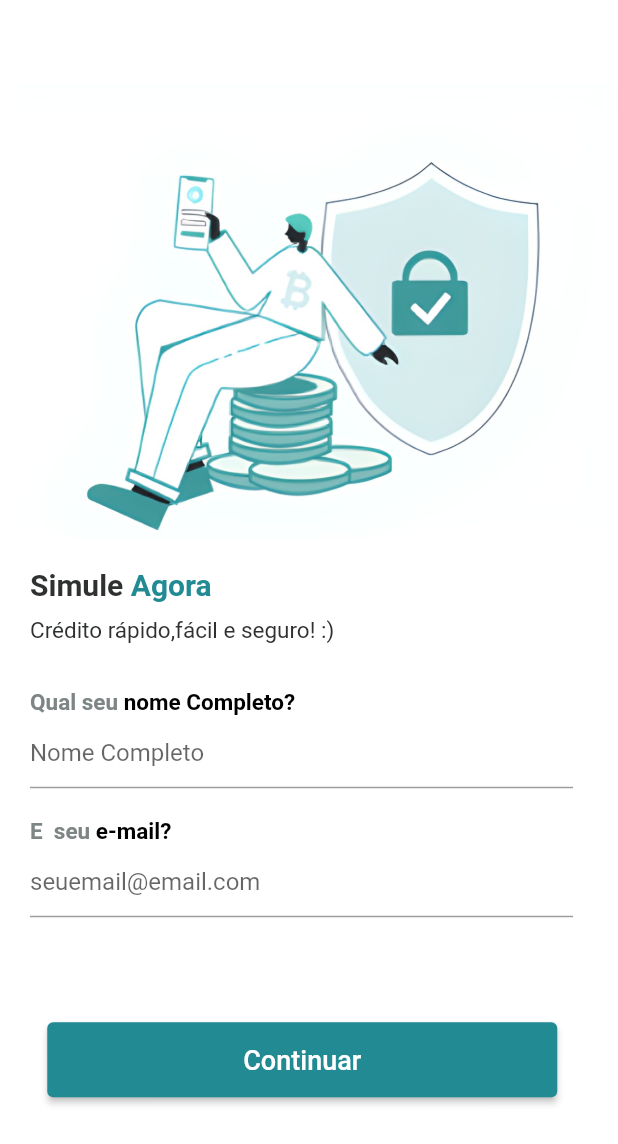
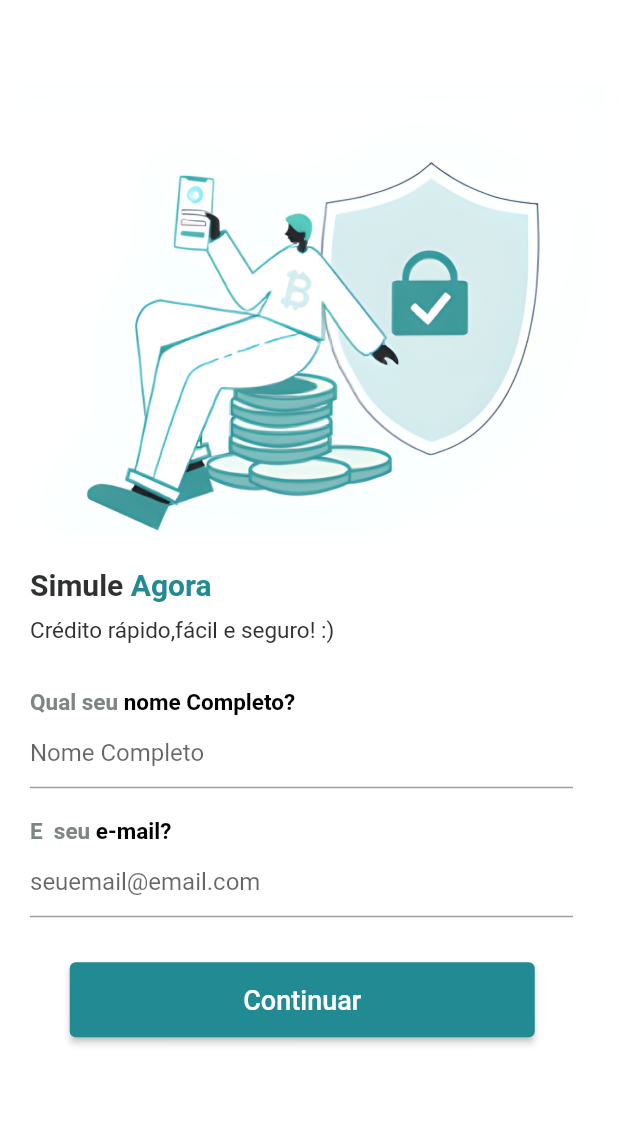
Before and after one commit to juliane-maria/credit-simulator, a Flutter app: the screen it shows after launch, on a phone screen of 412 x 824 dp. Shown: the top 1144 px of the screen. Run offline on Flutter 3.47's test engine with Material 2 defaults, Android fonts, the phone set to English and light mode, and no system bars; our stand-ins replace flutter_modular.

Commit message:
fix(components): alteração de padding

```diff
--- a/lib/presenter/components/button_padrao_component.dart
+++ b/lib/presenter/components/button_padrao_component.dart
@@ -17,9 +17,9 @@ class ButtonComponent extends StatelessWidget {
       child: Column(
         children: <Widget>[
           Padding(
-            padding: const EdgeInsets.only(top: 70, right: 9),
+            padding: const EdgeInsets.only(top: 30, right: 9),
             child: SizedBox(
-              width: 340,
+              width: 310,
               height: 50,
               child: ElevatedButton(
                 style: ButtonStyle(
```
